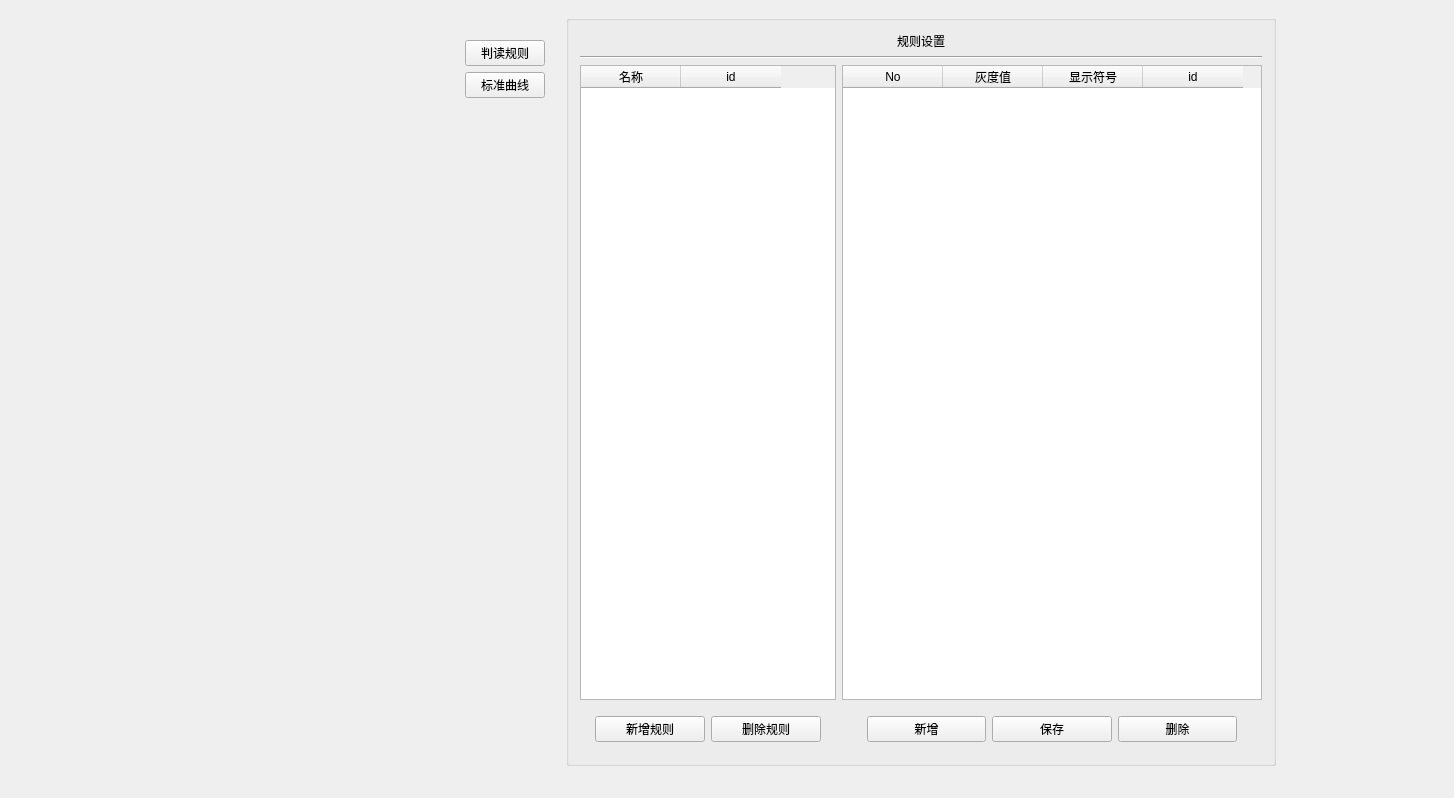
Old version of the form HumablotPro/src/utility/RulesSetting.ui in the repository kevinkingmin/72FA.
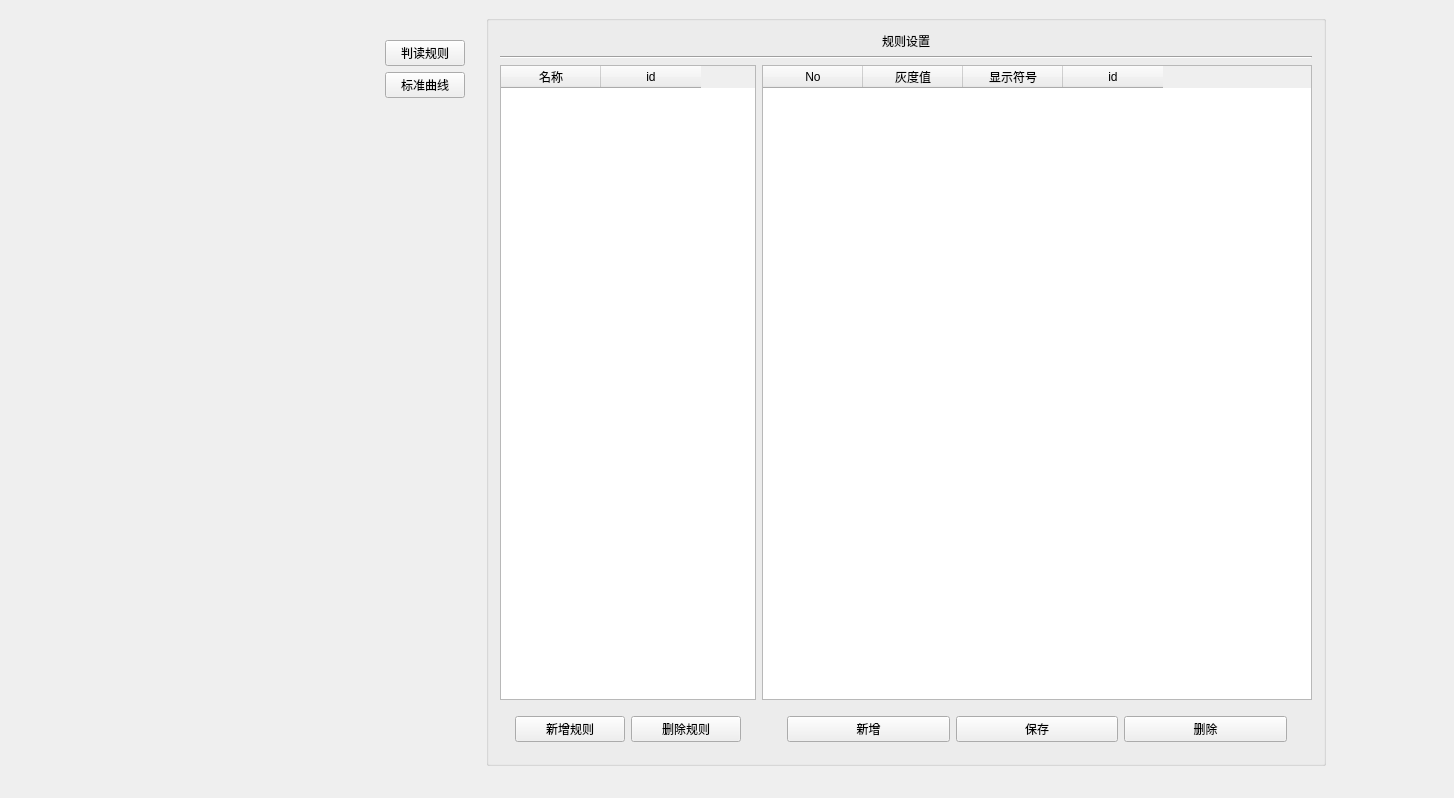
New version of the form.

The edit to the form file:
```diff
--- a/HumablotPro/src/utility/RulesSetting.ui
+++ b/HumablotPro/src/utility/RulesSetting.ui
@@ -16,9 +16,9 @@
   <widget class="QWidget" name="layoutWidget">
    <property name="geometry">
     <rect>
-     <x>460</x>
+     <x>380</x>
      <y>10</y>
-     <width>821</width>
+     <width>951</width>
      <height>761</height>
     </rect>
    </property>
```
